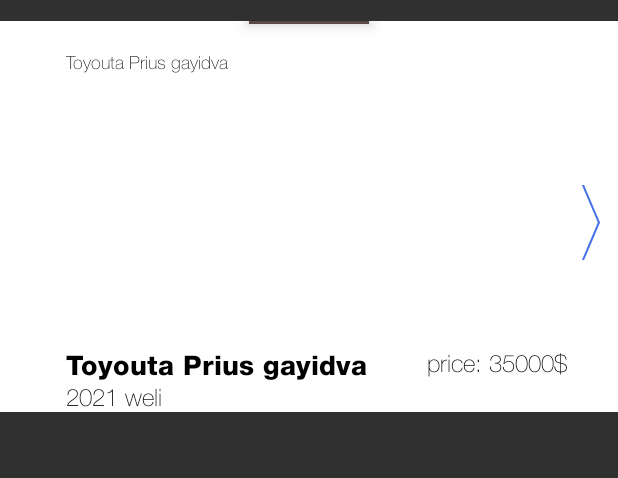
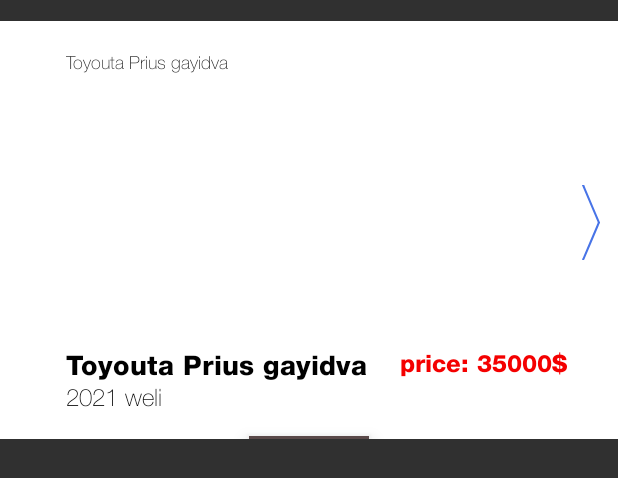
Before and after one commit to giorgiodishvili/Meter, an Android app: the layout car_sell_post_item.xml on its own in the app's theme, with its tools: preview values and no code run, on a phone screen of 412 x 824 dp. Shown: the top 478 px of the screen. Run offline under Robolectric (Android 15) with nearby library versions, the phone set to English and light mode, and no system bars.

Commit message:
saved HERE

```diff
--- a/app/src/main/res/layout/car_sell_post_item.xml
+++ b/app/src/main/res/layout/car_sell_post_item.xml
@@ -12,8 +12,8 @@
         android:layout_width="wrap_content"
         android:layout_height="wrap_content"
         android:layout_marginStart="10dp"
+        android:layout_marginTop="20dp"
         android:layout_marginBottom="5dp"
-        android:layout_marginTop="20dp"
         android:elevation="7dp"
         android:fontFamily="@font/helvetica_thin"
         android:textColor="@color/black"
@@ -22,6 +22,7 @@
         app:layout_constraintStart_toStartOf="@+id/photos"
         app:layout_constraintTop_toTopOf="parent"
         tools:text="Toyouta Prius gayidva" />
+
     <TextView
         android:id="@+id/title"
         android:layout_width="0dp"
@@ -34,8 +35,8 @@
         android:textSize="18sp"
         android:textStyle="bold"
 
+        app:layout_constraintStart_toStartOf="@+id/photos"
         app:layout_constraintTop_toBottomOf="@+id/photos"
-        app:layout_constraintStart_toStartOf="@+id/photos"
         tools:text="Toyouta Prius gayidva" />
 
     <TextView
@@ -48,8 +49,9 @@
         android:textColor="@color/black"
         android:textSize="16sp"
 
+        app:layout_constraintBottom_toBottomOf="parent"
+        app:layout_constraintStart_toStartOf="@+id/title"
         app:layout_constraintTop_toBottomOf="@+id/title"
-        app:layout_constraintStart_toStartOf="@+id/title"
         tools:text="2021 weli" />
 
     <TextView
@@ -58,12 +60,11 @@
         android:layout_height="wrap_content"
         android:layout_marginBottom="18dp"
         android:elevation="7dp"
-        android:fontFamily="@font/helvetica_thin"
-        android:textColor="@color/black"
+        android:fontFamily="@font/helvetica_heavy"
+        android:textColor="#F40000"
         android:textSize="16sp"
-
+        app:layout_constraintEnd_toEndOf="@id/photos"
         app:layout_constraintTop_toBottomOf="@+id/photos"
-        app:layout_constraintEnd_toEndOf="@id/photos"
         tools:text="price: 35000$" />
 
     <androidx.viewpager2.widget.ViewPager2
@@ -78,8 +79,6 @@
         app:layout_constraintEnd_toStartOf="@+id/rightArrBTN"
         app:layout_constraintStart_toEndOf="@+id/leftArrBTN"
         app:layout_constraintTop_toBottomOf="@+id/postDateTV" />
-
-
 
 
     <androidx.appcompat.widget.AppCompatImageButton
@@ -105,16 +104,15 @@
         app:layout_constraintTop_toTopOf="@id/photos" />
 
 
-
     <View
         android:id="@+id/separator"
         android:layout_width="80dp"
         android:layout_height="2dp"
-        android:elevation="7dp"
         android:layout_marginTop="15dp"
         android:background="#5A4949"
+        android:elevation="7dp"
+        app:layout_constraintBottom_toBottomOf="parent"
         app:layout_constraintEnd_toEndOf="parent"
-        app:layout_constraintStart_toStartOf="parent"
-        app:layout_constraintTop_toBottomOf="@+id/description" />
+        app:layout_constraintStart_toStartOf="parent" />
 
 </androidx.constraintlayout.widget.ConstraintLayout>
--- a/app/src/main/res/navigation/bottom_bar_navigation.xml
+++ b/app/src/main/res/navigation/bottom_bar_navigation.xml
@@ -164,4 +164,8 @@
         android:id="@+id/action_singleCommunityPostFragment_to_navigation_profile"
         app:destination="@id/navigation_profile" />
 
+
+    <action
+        android:id="@+id/action_global_singleCommunityPostFragment"
+        app:destination="@id/singleCommunityPostFragment" />
 </navigation>
```
Also changed, not shown: app/src/main/java/com/example/meter/screens/bottom_nav/profile/myposts/commPosts/MyCommPostsFragment.kt (+3 -4 lines).
